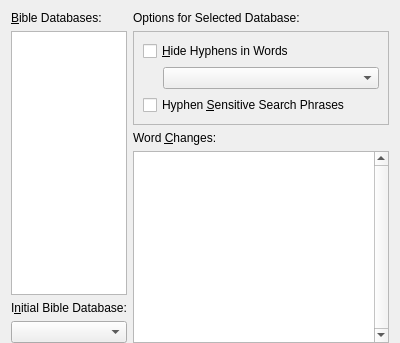
This is programs/KJVCanOpener/KJVBibleDatabaseConfig.ui in dewhisna/KingJamesPureBibleSearch as Qt 5 draws it before an edit. The edited form follows.
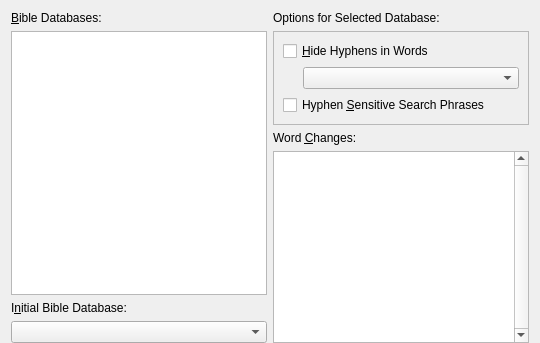
This is the edited form.

Commit message: Moved the setSizeAdjustPolicy for the database treeView of the Bible Database Configuration to be a programmatic change instead of in the .ui file in order to compile on Qt 4, as it's apparently new to Qt 5.  Fixed misplaced column-size adjustment on it as well.  Still needs a little refinement, but I got tired of fussing with it.

Patch:
```diff
--- a/programs/KJVCanOpener/KJVBibleDatabaseConfig.ui
+++ b/programs/KJVCanOpener/KJVBibleDatabaseConfig.ui
@@ -47,16 +47,13 @@
       <widget class="QTreeView" name="treeBibleDatabases">
        <property name="sizePolicy">
         <sizepolicy hsizetype="MinimumExpanding" vsizetype="MinimumExpanding">
-         <horstretch>0</horstretch>
+         <horstretch>10</horstretch>
          <verstretch>0</verstretch>
         </sizepolicy>
        </property>
        <property name="toolTip">
         <string>List of available Bible Databases</string>
        </property>
-       <property name="sizeAdjustPolicy">
-        <enum>QAbstractScrollArea::AdjustToContents</enum>
-       </property>
        <property name="editTriggers">
         <set>QAbstractItemView::NoEditTriggers</set>
        </property>
```
The commit also changes 1 other file.
